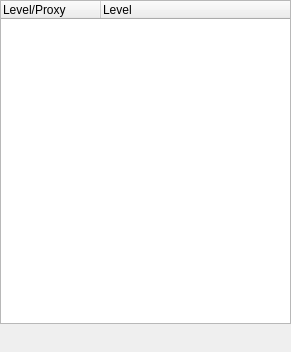
yorikvanhavre/BIM_Workbench, file dialogViews.ui: the form before one commit.
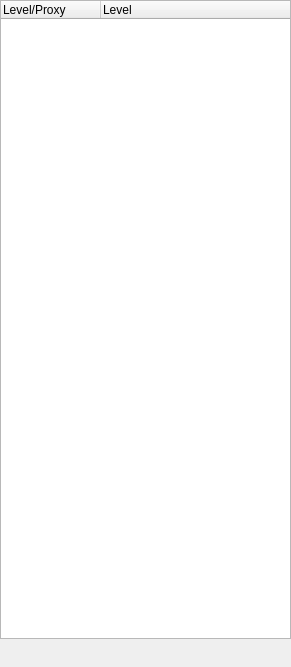
The form after the commit.

Commit message: Improve TreeView Display and AutoSort by level Height

```diff
--- a/dialogViews.ui
+++ b/dialogViews.ui
@@ -7,7 +7,7 @@
     <x>0</x>
     <y>0</y>
     <width>291</width>
-    <height>352</height>
+    <height>667</height>
    </rect>
   </property>
   <property name="windowTitle">
@@ -22,10 +22,28 @@
      <property name="editTriggers">
       <set>QAbstractItemView::EditKeyPressed</set>
      </property>
+     <property name="showDropIndicator" stdset="0">
+      <bool>false</bool>
+     </property>
+     <property name="autoExpandDelay">
+      <number>-1</number>
+     </property>
+     <property name="indentation">
+      <number>18</number>
+     </property>
      <property name="rootIsDecorated">
       <bool>false</bool>
      </property>
-     <property name="itemsExpandable">
+     <property name="uniformRowHeights">
+      <bool>false</bool>
+     </property>
+     <property name="sortingEnabled">
+      <bool>false</bool>
+     </property>
+     <property name="wordWrap">
+      <bool>true</bool>
+     </property>
+     <property name="expandsOnDoubleClick">
       <bool>false</bool>
      </property>
      <property name="columnCount">
```
Left out of the diff: 2 changed lines with no effect on the pictures. The commit also changes 1 other file.
